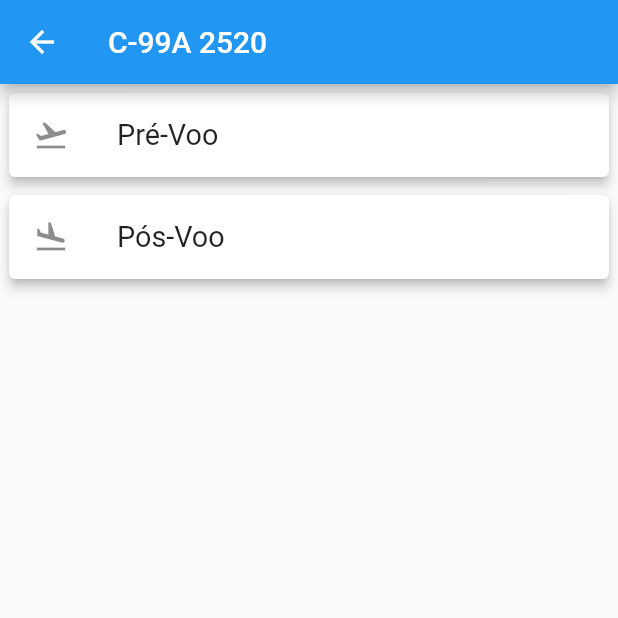
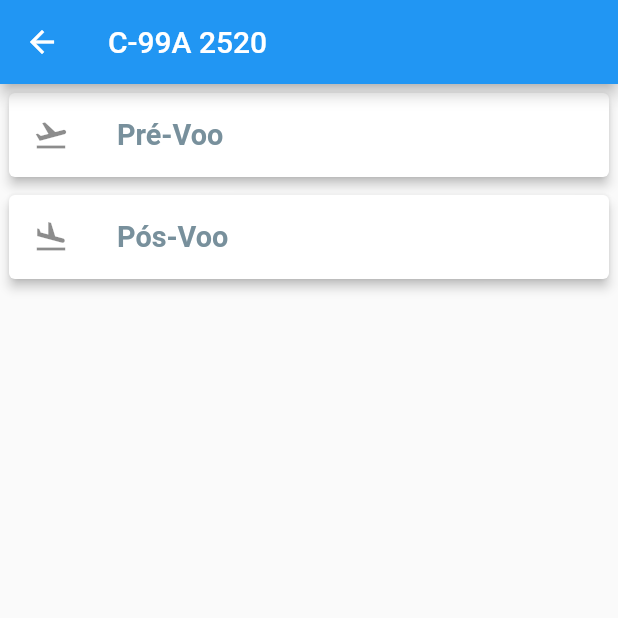
Before and after one commit to luizlaljr/checklist, a Flutter app: the screen it shows after launch, after a tap on "C-99A", after a tap on "2520", on a phone screen of 412 x 824 dp, the top half of it. Run offline on Flutter 3.47's test engine with Material 2 defaults, Android fonts, the phone set to English and light mode, and no system bars; our stand-ins replace flare_flutter.

Commit message:
Modified project name to C-97 and stylized font

```diff
--- a/lib/pages/aircraftpage.dart
+++ b/lib/pages/aircraftpage.dart
@@ -24,6 +24,10 @@ class AircraftPage extends StatelessWidget {
               title: Text(
                 project.aircrafts[index].title,
                 textScaleFactor: 1.2,
+                style: TextStyle(
+                  fontWeight: FontWeight.bold,
+                  color: Colors.blueGrey[400],
+                )
               ),
               onTap: () {
                 Navigator.push(
--- a/lib/pages/checklistpage.dart
+++ b/lib/pages/checklistpage.dart
@@ -28,6 +28,10 @@ class CheckListPage extends StatelessWidget {
               title: Text(
                 aircraft.checklists[index].title,
                 textScaleFactor: 1.2,
+                style: TextStyle(
+                  fontWeight: FontWeight.bold,
+                  color: Colors.blueGrey[400],
+                )
               ),
               onTap: () {
                 Navigator.push(
--- a/lib/pages/projectpage.dart
+++ b/lib/pages/projectpage.dart
@@ -27,6 +27,10 @@ class ProjectPage extends StatelessWidget {
               title: Text(
                 projects[index].title,
                 textScaleFactor: 1.2,
+                style: TextStyle(
+                  fontWeight: FontWeight.bold,
+                  color: Colors.blueGrey[400],
+                )
               ),
               onTap: () {
                 Navigator.pushReplacement(
--- a/lib/utils/createprojects.dart
+++ b/lib/utils/createprojects.dart
@@ -3,7 +3,7 @@ import 'package:checklist/utils/createaircrafts.dart';
 
 List<Project> createProjects(){
   final String c99a = "C-99A";
-  final String c97a = "C-97A";
+  final String c97 = "C-97";
 
   List<Project> projects = List();
 
@@ -28,8 +28,8 @@ List<Project> createProjects(){
   ));
 
   projects.add(new Project(
-    title: c97a,
-    aircrafts: createAircrafts(c97a, aircraftsNineSeven),
+    title: c97,
+    aircrafts: createAircrafts(c97, aircraftsNineSeven),
     image: "assets/images/c97.jpg",
   ));
 
```
